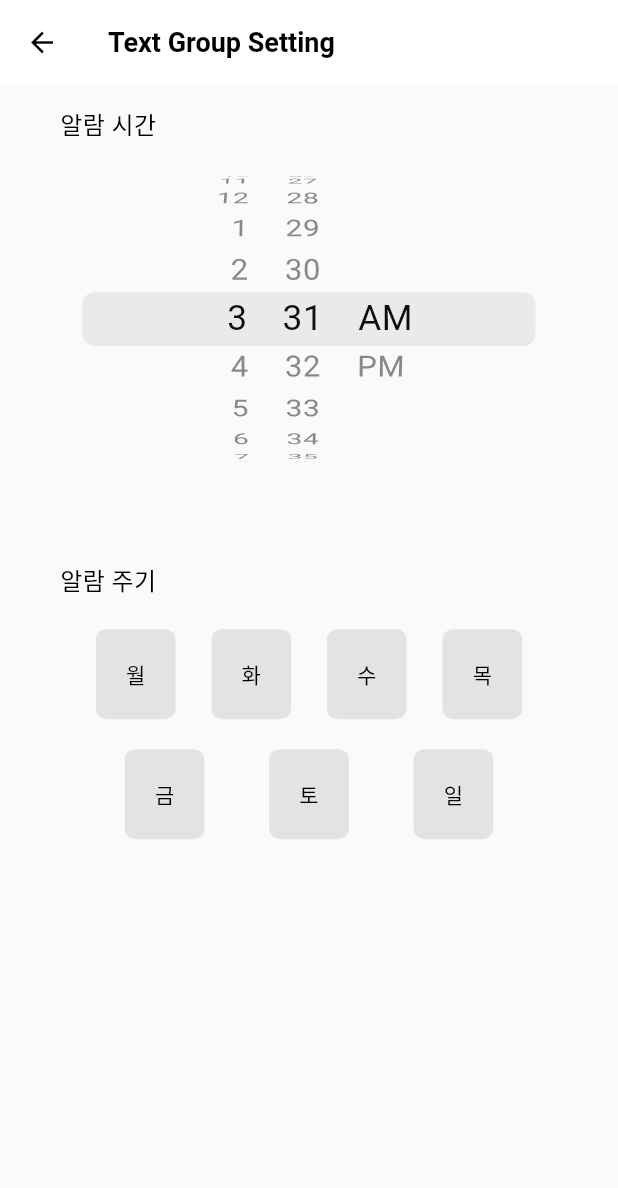
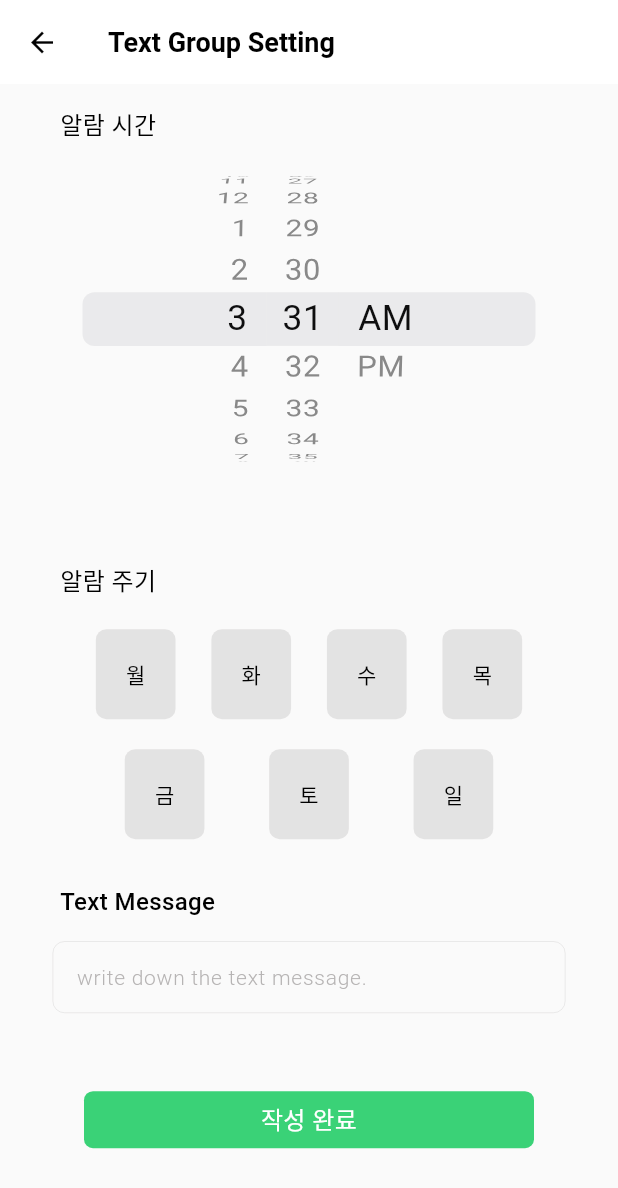
Before and after one commit to ssKimholy/night_alarm_project_manager, a Flutter app: the screen it shows after launch, after a tap on "내용 수정", on a phone screen of 412 x 824 dp. Shown: the top 1188 px of the screen. Run offline on Flutter 3.47's test engine with Material 3 defaults, Android fonts, the phone set to English and light mode, and no system bars; our stand-ins replace file_picker, permission_handler; missing offline and left inert: dart:ffi; Roboto replaces fonts that are missing (Noto_Sans_KR).

Commit message:
add content edit

```diff
--- a/lib/screen/alarm_setting_screen.dart
+++ b/lib/screen/alarm_setting_screen.dart
@@ -1,18 +1,23 @@
 import 'dart:ffi';
+import 'dart:io';
 
 import 'package:_night_alarm_manager/widget/alarm_days_widget.dart';
 import 'package:_night_alarm_manager/widget/alarm_time_widget.dart';
+import 'package:_night_alarm_manager/widget/text_message_input_widget.dart';
 import 'package:flutter/material.dart';
 
 class AlarmSettingScreen extends StatefulWidget {
   final String type;
   late String alarmTime;
+  late String textMessage;
   late List<String> alarmDays = [];
+  late File? selectedFile = File('');
 
   AlarmSettingScreen({
     super.key,
     required this.type,
     this.alarmTime = '',
+    this.textMessage = '',
   });
 
   @override
@@ -31,6 +36,18 @@ class _AlarmSettingScreenState extends State<AlarmSettingScreen> {
       widget.alarmDays.contains(day)
           ? widget.alarmDays.remove(day)
           : widget.alarmDays.add(day);
+    });
+  }
+
+  void setTextMessage(String message) {
+    setState(() {
+      widget.textMessage = message;
+    });
+  }
+
+  void setSelectedFile(File file) {
+    setState(() {
+      widget.selectedFile = file;
     });
   }
 
@@ -59,7 +76,11 @@ class _AlarmSettingScreenState extends State<AlarmSettingScreen> {
               fontWeight: FontWeight.w600),
         ),
       ),
-      body: Column(
+      body: SingleChildScrollView(
+        child: Padding(
+          padding:
+              EdgeInsets.only(bottom: MediaQuery.of(context).viewInsets.bottom),
+          child: Column(
             children: [
               AlarmTime(setAlarmTime: setAlarmTime),
               const SizedBox(
@@ -68,8 +89,51 @@ class _AlarmSettingScreenState extends State<AlarmSettingScreen> {
               AlarmDaysWidget(
                 alarmDays: widget.alarmDays,
                 setAlarmDays: setAlarmDays,
-          )
+              ),
+              MessageInputWidget(
+                type: widget.type,
+                textMessage: widget.textMessage,
+                setTextMessage: setTextMessage,
+                setSelectedFile: setSelectedFile,
+              ),
+              widget.selectedFile == null
+                  ? const SizedBox()
+                  : Text(widget.selectedFile!.path,
+                      style: const TextStyle(
+                          color: Colors.black,
+                          fontFamily: 'Noto_Sans_KR',
+                          fontSize: 16,
+                          fontWeight: FontWeight.w400)),
+              const SizedBox(
+                height: 15.0,
+              ),
+              GestureDetector(
+                onTap: () {
+                  // submit code
+                },
+                child: Container(
+                  padding: const EdgeInsets.symmetric(vertical: 7.0),
+                  width: 300,
+                  decoration: BoxDecoration(
+                      borderRadius: BorderRadius.circular(6.0),
+                      color: const Color(0xff3ad277)),
+                  child: const Text(
+                    '작성 완료',
+                    textAlign: TextAlign.center,
+                    style: TextStyle(
+                        color: Colors.white,
+                        fontFamily: 'Noto_Sans_KR',
+                        fontSize: 16,
+                        fontWeight: FontWeight.w500),
+                  ),
+                ),
+              ),
+              const SizedBox(
+                height: 15.0,
+              ),
             ],
+          ),
+        ),
       ),
     );
   }
--- /dev/null
+++ b/lib/widget/text_message_input_widget.dart
@@ -0,0 +1,171 @@
+import 'dart:io';
+
+import 'package:flutter/material.dart';
+import 'package:file_picker/file_picker.dart';
+import 'package:permission_handler/permission_handler.dart';
+
+class MessageInputWidget extends StatefulWidget {
+  final String type;
+  final String textMessage;
+  final Function setTextMessage;
+  final Function setSelectedFile;
+
+  const MessageInputWidget(
+      {super.key,
+      required this.type,
+      required this.textMessage,
+      required this.setTextMessage,
+      required this.setSelectedFile});
+
+  @override
+  State<MessageInputWidget> createState() => _MessageInputWidgetState();
+}
+
+class _MessageInputWidgetState extends State<MessageInputWidget> {
+  final TextEditingController controller = TextEditingController();
+  String? _selectedFileName;
+
+  // 권한 요청 함수
+  Future<bool> _requestPermission() async {
+    // PermissionStatus status = await Permission.storage.status;
+
+    // if (!status.isGranted) {
+    //   status = await Permission.storage.request();
+    // }
+    if (await Permission.storage.isGranted) {
+      return true;
+    }
+
+    // Android 11 이상에서는 MANAGE_EXTERNAL_STORAGE 권한이 필요
+    if (await Permission.storage.request().isGranted) {
+      return true;
+    } else if (await Permission.manageExternalStorage.request().isGranted) {
+      return true;
+    }
+
+    return false;
+  }
+
+  // 파일 선택 함수
+  Future<void> _pickFile() async {
+    // 권한 체크
+    bool hasPermission = await _requestPermission();
+    if (!hasPermission) {
+      ScaffoldMessenger.of(context).showSnackBar(
+        const SnackBar(content: Text("파일 접근 권한이 필요합니다.")),
+      );
+      return;
+    }
+
+    // 파일 선택
+    FilePickerResult? result = await FilePicker.platform.pickFiles();
+
+    if (result != null && result.files.isNotEmpty) {
+      setState(() {
+        _selectedFileName = result.files.first.name;
+      });
+
+      if (result.files.isNotEmpty) {
+        File file = File(result.files.first.path!);
+
+        widget.setSelectedFile(file);
+      }
+
+      // 여기서 파일을 서버로 업로드하는 로직을 추가할 수 있습니다.
+      print("Selected file: ${result.files.first.name}");
+    } else {
+      // 사용자가 파일 선택을 취소한 경우
+      print("No file selected");
+    }
+  }
+
+  @override
+  Widget build(BuildContext context) {
+    return Container(
+      decoration: const BoxDecoration(
+        color: Color(0xfffafafa),
+      ),
+      padding: const EdgeInsets.symmetric(horizontal: 20.0, vertical: 15.0),
+      child: Column(
+        children: [
+          Row(
+            children: [
+              const SizedBox(
+                width: 20.0,
+              ),
+              Text(
+                '${widget.type.split(" ")[0]} Message',
+                textAlign: TextAlign.start,
+                style: const TextStyle(
+                    color: Colors.black,
+                    fontFamily: 'Noto_Sans_KR',
+                    fontSize: 16,
+                    fontWeight: FontWeight.w500),
+              ),
+            ],
+          ),
+          const SizedBox(
+            height: 15.0,
+          ),
+          widget.type == 'Text Group'
+              ? Padding(
+                  padding: const EdgeInsets.symmetric(horizontal: 15.0),
+                  child: TextField(
+                    onChanged: (text) {
+                      widget.setTextMessage(text);
+                    },
+                    controller: controller,
+                    decoration: InputDecoration(
+                      contentPadding: const EdgeInsets.symmetric(
+                          vertical: 0.0, horizontal: 12.0),
+                      focusedBorder: OutlineInputBorder(
+                          borderSide: BorderSide(
+                        color:
+                            const Color(0xff898585).withOpacity(0.2), // 테두리 색상
+                        width: 0.5, // 테두리 두께
+                      )),
+                      border: OutlineInputBorder(
+                        borderRadius: BorderRadius.circular(8.0), // 모서리 둥글게 설정
+                        borderSide: BorderSide(
+                          color: const Color(0xff898585)
+                              .withOpacity(0.2), // 테두리 색상
+                          width: 0.5, // 테두리 두께
+                        ),
+                      ),
+                      enabledBorder: OutlineInputBorder(
+                        borderRadius: BorderRadius.circular(8.0), // 모서리 둥글게 설정
+                        borderSide: BorderSide(
+                          color: const Color(0xff898585)
+                              .withOpacity(0.2), // 테두리 색상
+                          width: 0.5,
+                        ),
+                      ),
+                      hintText: 'write down the text message.',
+                      hintStyle: TextStyle(
+                          color: const Color(0xff898585).withOpacity(0.6),
+                          fontFamily: 'Noto_Sans_KR',
+                          fontSize: 14,
+                          fontWeight: FontWeight.w300),
+                    ),
+                  ),
+                )
+              : GestureDetector(
+                  onTap: _pickFile,
+                  child: Container(
+                    padding: const EdgeInsets.all(20.0),
+                    decoration: BoxDecoration(
+                      borderRadius: BorderRadius.circular(50),
+                      color: const Color(0xffcbcbcbcb),
+                    ),
+                    child: const Icon(
+                      Icons.upload_rounded,
+                      color: Color(0xff888888),
+                      size: 28,
+                    ),
+                  ),
+                ),
+        ],
+      ),
+    );
+  }
+}
--- a/pubspec.yaml
+++ b/pubspec.yaml
@@ -40,7 +40,8 @@ dependencies:
 dev_dependencies:
   flutter_test:
     sdk: flutter
-
+  file_picker: ^5.0.0
+  permission_handler: ^10.0.0
   # The "flutter_lints" package below contains a set of recommended lints to
   # encourage good coding practices. The lint set provided by the package is
   # activated in the `analysis_options.yaml` file located at the root of your
```
Also changed, not shown: pubspec.lock, 4 other files. Lines whose indentation alone changed are shown as unchanged.
